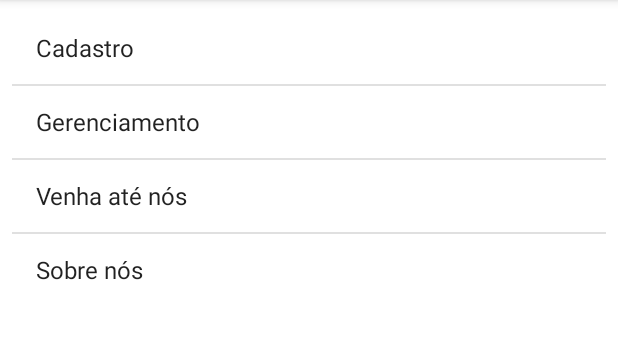
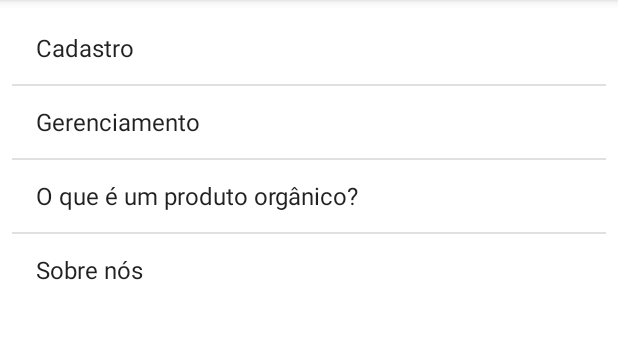
Before and after one commit to eusouakau/emporio-organico, an Android app: the MenuActivity screen opened directly, with no data from a screen before it, on a phone screen of 412 x 824 dp, the part 84-423 px from its top. Run offline under Robolectric (Android 15) with nearby library versions, the light colour scheme and no system bars.

Commit message:
adiciona infos sobre organicos

```diff
--- a/app/src/main/java/com/example/emporio_organico/view/MenuActivity.java
+++ b/app/src/main/java/com/example/emporio_organico/view/MenuActivity.java
@@ -2,6 +2,7 @@ package com.example.emporio_organico.view;
 import androidx.appcompat.app.AppCompatActivity;
 
 import android.content.Intent;
+import android.net.Uri;
 import android.os.Bundle;
 import android.view.View;
 import android.widget.AdapterView;
@@ -11,15 +12,14 @@ import android.widget.ListView;
 import com.example.emporio_organico.R;
 
 public class MenuActivity extends AppCompatActivity implements AdapterView.OnItemClickListener{
-
-    View view;
+    View v;
 
     @Override
     protected void onCreate(Bundle savedInstanceState) {
         super.onCreate(savedInstanceState);
         setContentView(R.layout.activity_menu);
         ListView listaOpcoes = this.findViewById(R.id.lista);
-        String[] itens = {"Cadastro", "Gerenciamento", "Venha até nós", "Sobre nós"};
+        String[] itens = {"Cadastro", "Gerenciamento", "O que é um produto orgânico?", "Sobre nós"};
         ArrayAdapter<String> arrayItens = new ArrayAdapter<String>(this,android.R.layout.simple_list_item_1,itens);
         listaOpcoes.setAdapter(arrayItens);
         listaOpcoes.setOnItemClickListener(this);
@@ -38,7 +38,7 @@ public class MenuActivity extends AppCompatActivity implements AdapterView.OnIte
                 startActivity(intent);
                 break;
             case 2:
-
+                abrirInfos(v);
                 break;
             case 3:
 
@@ -49,4 +49,9 @@ public class MenuActivity extends AppCompatActivity implements AdapterView.OnIte
         }
     }
 
+    public void abrirInfos(View view){
+        Intent intent = new Intent(Intent.ACTION_VIEW, Uri.parse("https://www.maeterra.com.br/sobre-mae-terra/7-principios/organicos-cada-vez-mais.html"));
+        startActivity(intent);
+    }
+
 }
```
Also changed, not shown: app/src/main/AndroidManifest.xml (+3 -4 lines).
